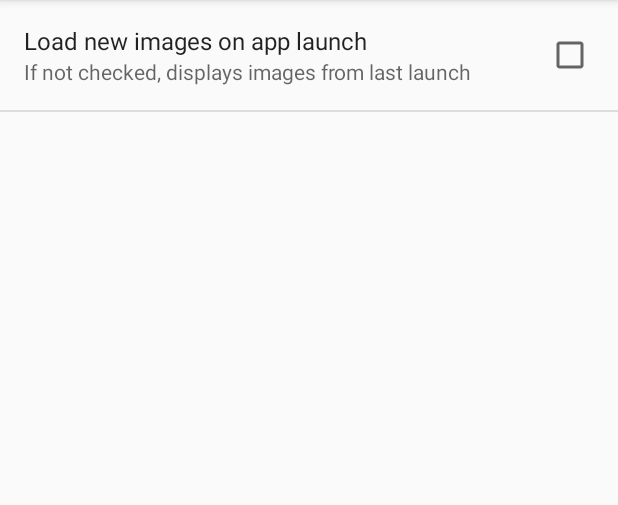
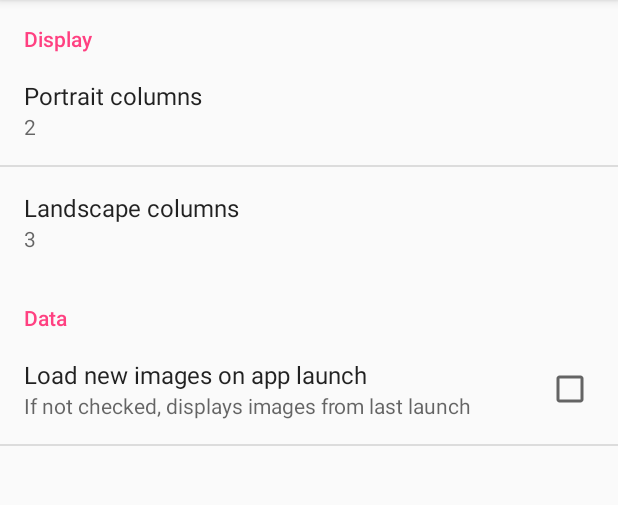
Before and after one commit to Vsevolod-Shustov/catimages, an Android app: the screen it shows after launch (MyPreferencesActivity), after a tap on "Preferences", on a phone screen of 412 x 824 dp, the part 84-589 px from its top. Run offline under Robolectric (Android 15) with nearby library versions, the phone set to English and light mode, and no system bars; our stand-ins replace Volley; network calls fail; pictures from the network do not load.

Commit message:
number of columns pref

```diff
--- a/app/src/main/java/com/example/android/catimages/MainActivity.java
+++ b/app/src/main/java/com/example/android/catimages/MainActivity.java
@@ -7,6 +7,7 @@ import android.arch.lifecycle.ViewModelProviders;
 import android.content.Context;
 import android.content.Intent;
 import android.content.SharedPreferences;
+import android.content.res.Configuration;
 import android.os.Build;
 import android.support.annotation.Nullable;
 import android.support.design.widget.FloatingActionButton;
@@ -78,7 +79,14 @@ public class MainActivity extends AppCompatActivity implements MyRecyclerViewAda
         RecyclerView recyclerView = findViewById(R.id.recycler_view);
         //int numberOfColumns = 2;
         //recyclerView.setLayoutManager(new LinearLayoutManager(this));
-        recyclerView.setLayoutManager(new GridLayoutManager(this, getResources().getInteger(R.integer.column_count)));
+        //recyclerView.setLayoutManager(new GridLayoutManager(this, getResources().getInteger(R.integer.column_count)));
+        int orientation = getResources().getConfiguration().orientation;
+        if (orientation == Configuration.ORIENTATION_LANDSCAPE) {
+            recyclerView.setLayoutManager(new GridLayoutManager(this, Integer.parseInt(settings.getString("landscape_columns", "3"))));
+        } else {
+            recyclerView.setLayoutManager(new GridLayoutManager(this, Integer.parseInt(settings.getString("portrait_columns", "2"))));
+        }
+
         ViewCompat.setNestedScrollingEnabled(recyclerView, false);
         //recyclerView.setNestedScrollingEnabled(false);
         //recyclerView.setHasFixedSize(true);
--- a/app/src/main/res/values/array.xml
+++ b/app/src/main/res/values/array.xml
@@ -1,14 +1,16 @@
 <?xml version="1.0" encoding="utf-8"?>
 <resources>
     <string-array name="listArray">
-        <item>Headings</item>
-        <item>Headings and Details</item>
-        <item>All Data</item>
+        <item>1</item>
+        <item>2</item>
+        <item>3</item>
+        <item>4</item>
     </string-array>
 
     <string-array name="listValues">
         <item>1</item>
         <item>2</item>
         <item>3</item>
+        <item>4</item>
     </string-array>
 </resources>
--- a/app/src/main/res/xml/preferences.xml
+++ b/app/src/main/res/xml/preferences.xml
@@ -1,7 +1,30 @@
 <?xml version="1.0" encoding="utf-8"?>
 <PreferenceScreen xmlns:android="http://schemas.android.com/apk/res/android">
-        <CheckBoxPreference android:title="Load new images on app launch"
+    <PreferenceCategory
+        android:key="pref_key_display_settings"
+        android:title="Display">
+        <ListPreference
+            android:title="Portrait columns"
+            android:defaultValue="2"
+            android:summary="%s"
+            android:key="portrait_columns"
+            android:entries="@array/listArray"
+            android:entryValues="@array/listValues"/>
+        <ListPreference
+            android:title="Landscape columns"
+            android:defaultValue="3"
+            android:summary="%s"
+            android:key="landscape_columns"
+            android:entries="@array/listArray"
+            android:entryValues="@array/listValues"/>
+    </PreferenceCategory>
+    <PreferenceCategory
+        android:key="pref_key_data_settings"
+        android:title="Data">
+        <CheckBoxPreference
             android:defaultValue="false"
-            android:summary="If not checked, displays images from last launch"
-            android:key="loadNewImagesOnLaunch" />
+            android:key="loadNewImagesOnLaunch"
+            android:title="Load new images on app launch"
+            android:summary="If not checked, displays images from last launch" />
+    </PreferenceCategory>
 </PreferenceScreen>
```
